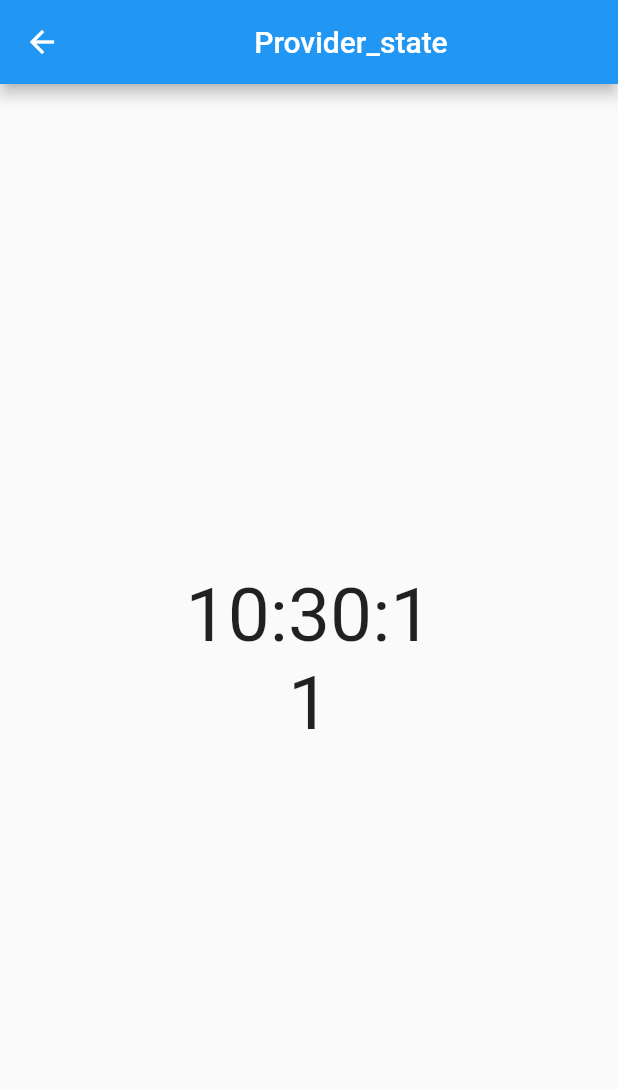
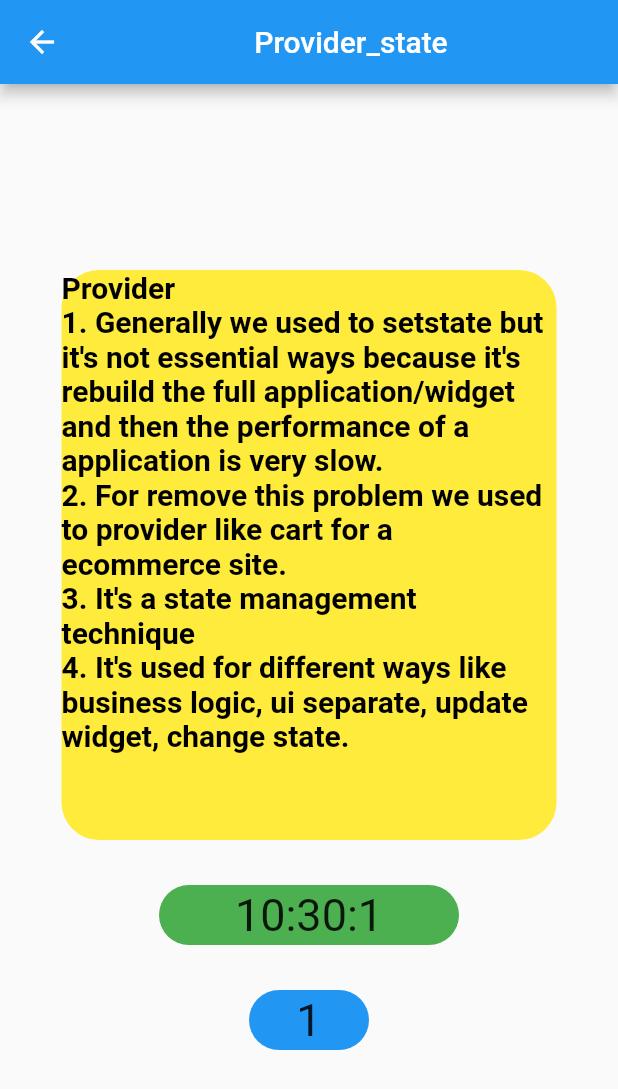
Before and after one commit to MD-Aftab-Uddin-Alif/State-management-Flutter-, a Flutter app: the Provider_state screen opened directly, on a phone screen of 412 x 824 dp. Shown: the top 1089 px of the screen. Run offline on Flutter 3.47's test engine with Material 2 defaults, Android fonts, the phone set to English and light mode, and no system bars.

Commit message:
second commit

```diff
--- a/lib/main.dart
+++ b/lib/main.dart
@@ -1,4 +1,5 @@
 import 'package:flutter/material.dart';
+import 'package:state_management/home_page.dart';
 import 'package:state_management/provider/count_provider.dart';
 import 'package:state_management/provider_state.dart';
 import 'package:state_management/screen/count_example.dart';
@@ -32,7 +33,7 @@ class MyApp extends StatelessWidget {
           // is not restarted.
           primarySwatch: Colors.blue,
         ),
-        home: Count_example(),
+        home: Homepage(),
       )
     );
   }
--- a/lib/provider_state.dart
+++ b/lib/provider_state.dart
@@ -36,16 +36,51 @@ class _Provider_stateState extends State<Provider_state> {
         crossAxisAlignment: CrossAxisAlignment.center,
         children: [
           Center(
-            child: Text(DateTime.now().hour.toString()+":"+DateTime.now().minute.toString()+":"+DateTime.now().second.toString(),
-              style:  TextStyle(
-                fontSize: 50,
+            child: Container(
+              height: 380,
+              width: 330,
+              decoration: BoxDecoration(
+                borderRadius: BorderRadius.circular(25),
+                color: Colors.yellow,
+              ),
+              child: Text("Provider\n1. Generally we used to setstate but it's not essential ways because it's rebuild the full application/widget and then the performance of a application is very slow.\n2. For remove this problem we used to provider like cart for a ecommerce site.\n3. It's a state management technique\n4. It's used for different ways like business logic, ui separate, update widget, change state.",
+                style: TextStyle(
+                  fontSize: 20,
+                  color: Colors.black,
+                  fontWeight: FontWeight.bold,
+                ),
               ),
             ),
           ),
-          Center(
-            child: Text(count.toString(),
-              style:  TextStyle(
-                fontSize: 50,
+          SizedBox(height: 30,),
+          Container(
+            height: 40,
+            width: 200,
+            decoration: BoxDecoration(
+              borderRadius: BorderRadius.circular(25),
+              color: Colors.green,
+            ),
+            child: Center(
+              child: Text(DateTime.now().hour.toString()+":"+DateTime.now().minute.toString()+":"+DateTime.now().second.toString(),
+                style:  TextStyle(
+                  fontSize: 30,
+                ),
+              ),
+            ),
+          ),
+          SizedBox(height: 30,),
+          Container(
+            height: 40,
+            width: 80,
+            decoration: BoxDecoration(
+              borderRadius: BorderRadius.circular(25),
+              color: Colors.blue,
+            ),
+            child: Center(
+              child: Text(count.toString(),
+                style:  TextStyle(
+                  fontSize: 30,
+                ),
               ),
             ),
           ),
```
Also changed, not shown: lib/home_page.dart (added, +125 -0 lines), lib/screen/count_example.dart (+13 -3 lines), lib/statefull_widget.dart (+32 -1 lines), lib/stateless_widget.dart (+30 -6 lines).
